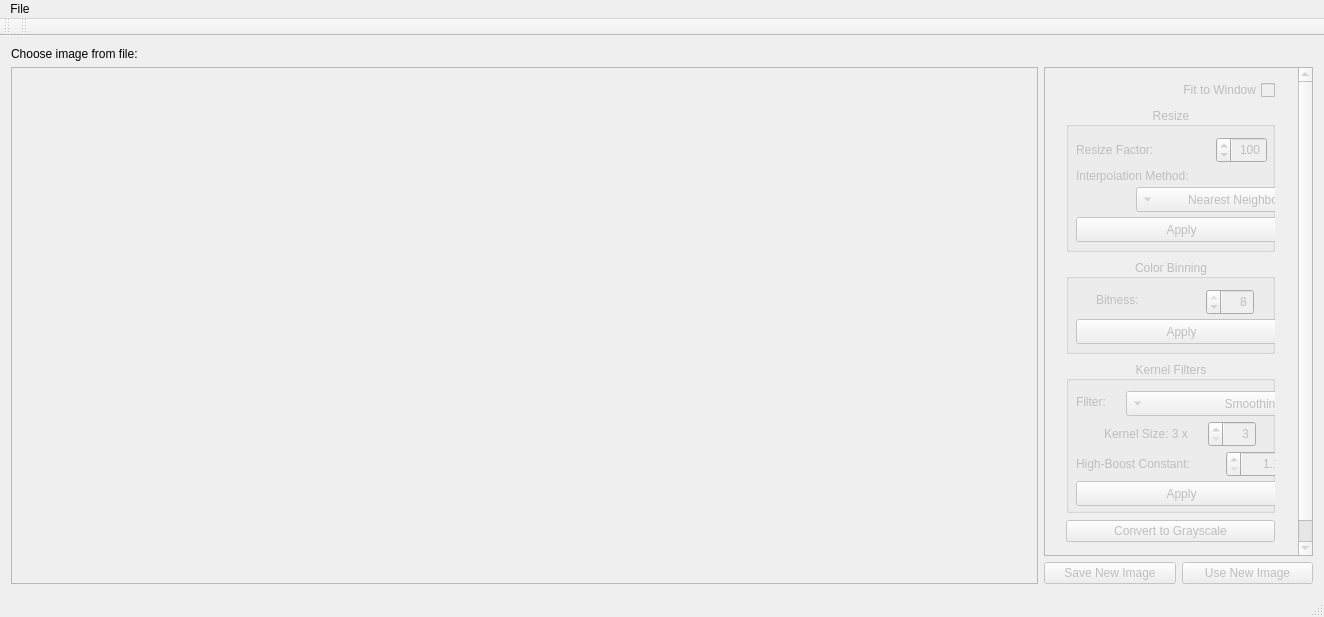
First picture: the form in imageprocessor.ui, repository Mathagoris/Digital-Image-Processing, before the edit.
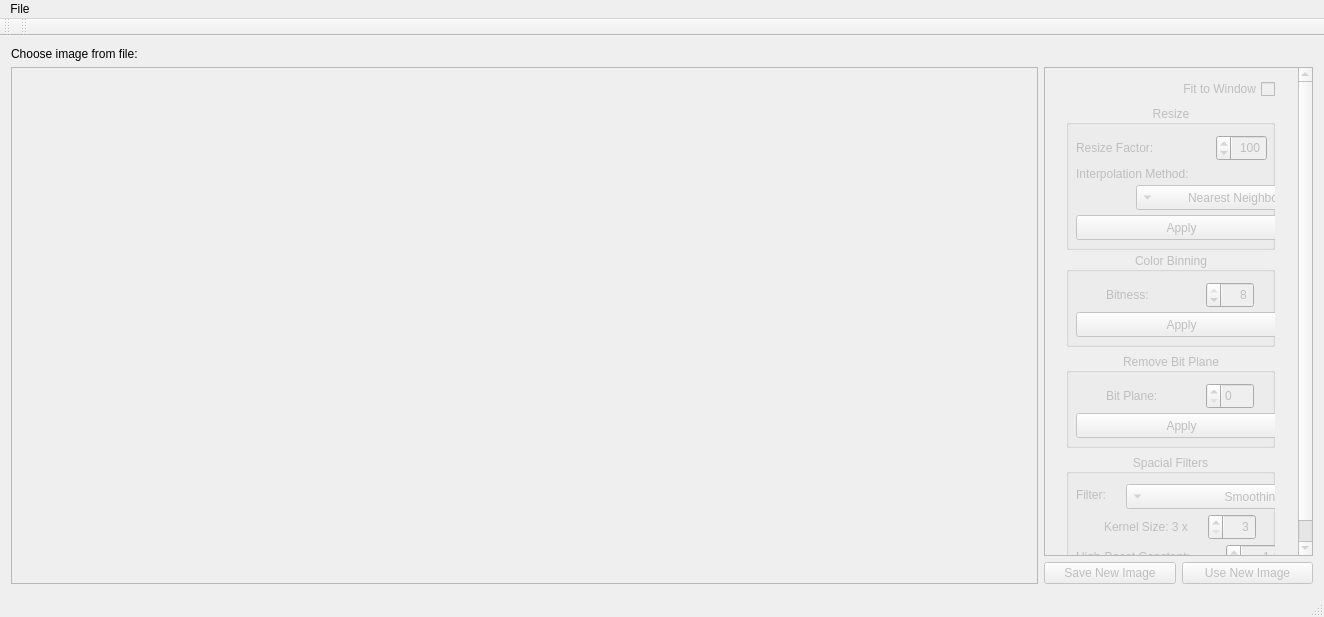
Second picture: the form after the edit.

Commit message: Spacial Filters and Bit Plane Removal Added

What changed in the file:
```diff
--- a/imageprocessor.ui
+++ b/imageprocessor.ui
@@ -166,7 +166,7 @@
               <x>10</x>
               <y>0</y>
               <width>231</width>
-              <height>489</height>
+              <height>567</height>
              </rect>
             </property>
             <layout class="QVBoxLayout" name="vertLayout">
@@ -356,10 +356,10 @@
                <widget class="QLabel" name="bitnessLabel">
                 <property name="geometry">
                  <rect>
-                  <x>30</x>
+                  <x>40</x>
                   <y>30</y>
-                  <width>91</width>
-                  <height>21</height>
+                  <width>61</width>
+                  <height>26</height>
                  </rect>
                 </property>
                 <property name="text">
@@ -404,7 +404,62 @@
               </widget>
              </item>
              <item>
-              <widget class="QGroupBox" name="kernelFilterGroup">
+              <widget class="QGroupBox" name="bitPlaneGroup">
+               <property name="minimumSize">
+                <size>
+                 <width>0</width>
+                 <height>95</height>
+                </size>
+               </property>
+               <property name="title">
+                <string>Remove Bit Plane</string>
+               </property>
+               <property name="alignment">
+                <set>Qt::AlignCenter</set>
+               </property>
+               <widget class="QLabel" name="bitPlaneLabel">
+                <property name="geometry">
+                 <rect>
+                  <x>40</x>
+                  <y>30</y>
+                  <width>71</width>
+                  <height>26</height>
+                 </rect>
+                </property>
+                <property name="text">
+                 <string>Bit Plane:</string>
+                </property>
+               </widget>
+               <widget class="QSpinBox" name="bitPlane">
+                <property name="geometry">
+                 <rect>
+                  <x>140</x>
+                  <y>30</y>
+                  <width>48</width>
+                  <height>26</height>
+                 </rect>
+                </property>
+                <property name="maximum">
+                 <number>7</number>
+                </property>
+               </widget>
+               <widget class="QPushButton" name="applyBitPlane">
+                <property name="geometry">
+                 <rect>
+                  <x>10</x>
+                  <y>60</y>
+                  <width>211</width>
+                  <height>25</height>
+                 </rect>
+                </property>
+                <property name="text">
+                 <string>Apply</string>
+                </property>
+               </widget>
+              </widget>
+             </item>
+             <item>
+              <widget class="QGroupBox" name="spacialFilterGroup">
                <property name="minimumSize">
                 <size>
                  <width>0</width>
@@ -418,12 +473,12 @@
                 </size>
                </property>
                <property name="title">
-                <string>Kernel Filters</string>
+                <string>Spacial Filters</string>
                </property>
                <property name="alignment">
                 <set>Qt::AlignCenter</set>
                </property>
-               <widget class="QComboBox" name="kernelFilterComboBox">
+               <widget class="QComboBox" name="spacialFilterComboBox">
                 <property name="geometry">
                  <rect>
                   <x>60</x>
@@ -466,7 +521,7 @@
                  <string>Filter:</string>
                 </property>
                </widget>
-               <widget class="QLabel" name="kernelSizeLabel">
+               <widget class="QLabel" name="spacialSizeLabel">
                 <property name="geometry">
                  <rect>
                   <x>38</x>
@@ -479,7 +534,7 @@
                  <string>Kernel Size: 3 x</string>
                 </property>
                </widget>
-               <widget class="QSpinBox" name="kernelSizeSpin">
+               <widget class="QSpinBox" name="spacialSizeSpin">
                 <property name="geometry">
                  <rect>
                   <x>142</x>
@@ -539,7 +594,7 @@
                  <double>0.100000000000000</double>
                 </property>
                </widget>
-               <widget class="QPushButton" name="applyKernelFilter">
+               <widget class="QPushButton" name="applySpacialFilter">
                 <property name="geometry">
                  <rect>
                   <x>10</x>
```
Left out of the diff: 2 changed lines with no effect on the pictures. The commit also changes 2 other files.
